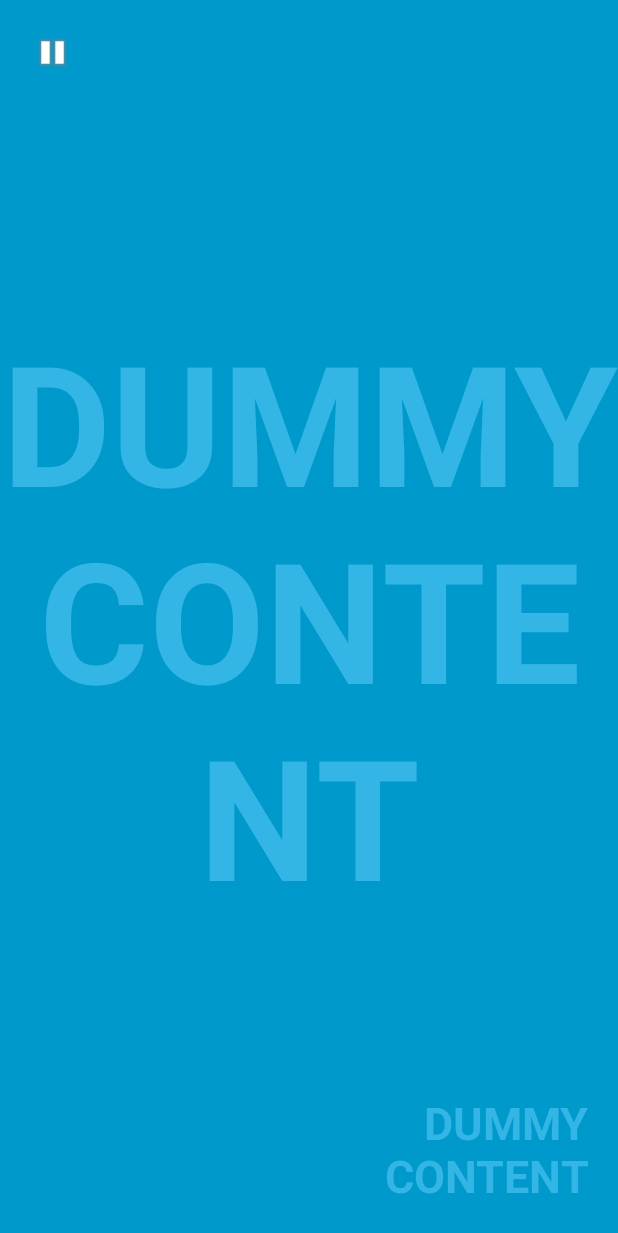
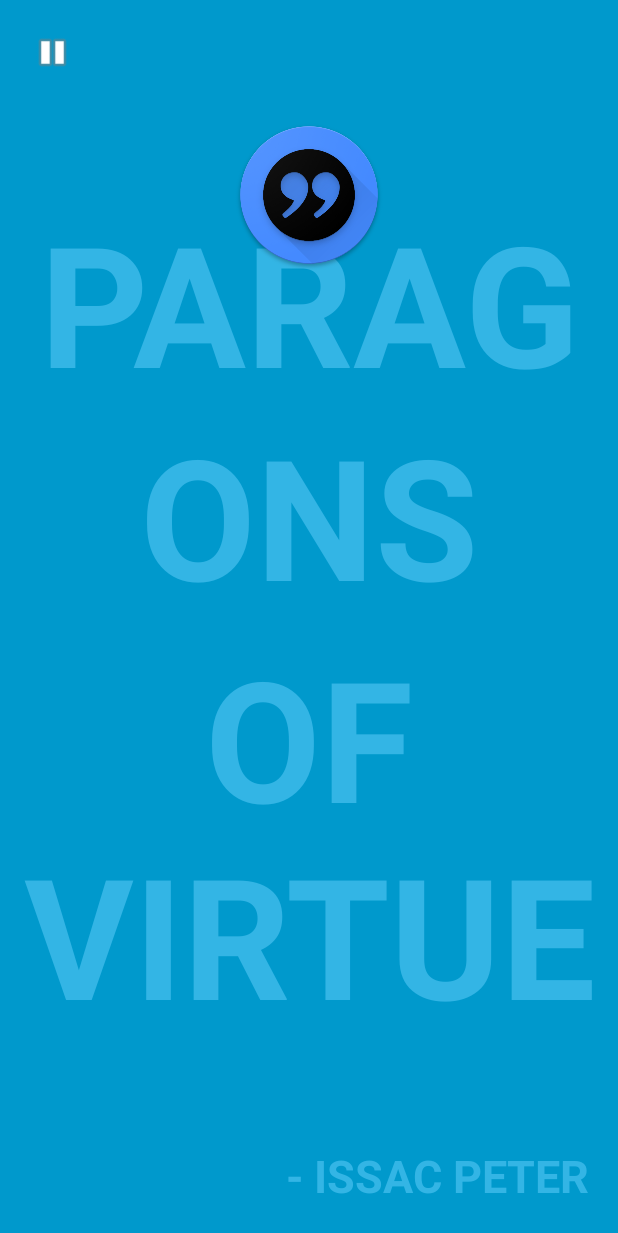
Before and after one commit to issacpeter/DailyQuotes, an Android app: the screen it shows after launch (FullscreenActivity), on a phone screen of 412 x 824 dp. Shown: the top 1233 px of the screen. Run offline under Robolectric (Android 15) with nearby library versions, the phone set to English and light mode, and no system bars.

Commit message:
QuotesImage url Added

```diff
--- a/app/src/main/java/com/issacpeter/dailyquotes/ApiUtils.java
+++ b/app/src/main/java/com/issacpeter/dailyquotes/ApiUtils.java
@@ -11,9 +11,14 @@ import com.issacpeter.dailyquotes.remote.RetrofitClient;
 
 public class ApiUtils {
 
-    public static final String BASE_URL = "https://andruxnet-random-famous-quotes.p.mashape.com";
+    public static final String BASE_URL_QUOTES = "https://andruxnet-random-famous-quotes.p.mashape.com";
 
     public static QuotesService getQuotesService() {
-        return RetrofitClient.getClient(BASE_URL).create(QuotesService.class);
+        return RetrofitClient.getClient(BASE_URL_QUOTES).create(QuotesService.class);
+    }
+    public static final String BASE_URL_BG = "https://source.unsplash.com/random/720x1280";
+
+    public static QuotesService getQuotesBGService() {
+        return RetrofitClient.getClient(BASE_URL_BG).create(QuotesService.class);
     }
 }
--- a/app/src/main/java/com/issacpeter/dailyquotes/FullscreenActivity.java
+++ b/app/src/main/java/com/issacpeter/dailyquotes/FullscreenActivity.java
@@ -33,12 +33,12 @@ public class FullscreenActivity extends AppCompatActivity {
     String cat;
     int count;
     boolean isPlaying=false;
-    QuotesService mService;
+    QuotesService mService, mServiceBG;
     String quote, author, category;
     static int r, g, b;
 
     private TextView mContentView, mBottomContent;
-    private ImageView mPlayButton;
+    private ImageView mPlayButton, icon;
     private View mContainer;
 
     @Override
@@ -51,6 +51,7 @@ public class FullscreenActivity extends AppCompatActivity {
         cat = "famous";
         count = 1;
         mService = ApiUtils.getQuotesService();
+        mServiceBG = ApiUtils.getQuotesBGService();
 
         // Hide UI first
         ActionBar actionBar = getSupportActionBar();
@@ -65,6 +66,7 @@ public class FullscreenActivity extends AppCompatActivity {
         mContainer = findViewById(R.id.container);
         mContentView = (TextView) findViewById(R.id.fullscreen_content);
         mPlayButton = (ImageView) findViewById(R.id.play);
+        icon = (ImageView) findViewById(R.id.icon);
 
         mContentView.setSystemUiVisibility(View.SYSTEM_UI_FLAG_LOW_PROFILE
                 | View.SYSTEM_UI_FLAG_FULLSCREEN
@@ -74,13 +76,14 @@ public class FullscreenActivity extends AppCompatActivity {
                 | View.SYSTEM_UI_FLAG_HIDE_NAVIGATION);
         mBottomContent = (TextView) findViewById(R.id.bottom_content);
 
-        getQuotes(cat, count);
+//        getQuotes(cat, count);
         // Set up the user interaction to manually show or hide the system UI.
         mContentView.setOnClickListener(new View.OnClickListener() {
             @Override
             public void onClick(View view) {
 //                toggle();
                 getQuotes(cat, count);
+                getQuotesBG();
             }
         });
 
@@ -108,6 +111,7 @@ public class FullscreenActivity extends AppCompatActivity {
             @Override
             public void onResponse(Call<QuotesListResponse> call, Response<QuotesListResponse> response) {
                 if(response.isSuccessful()) {
+                    icon.setVisibility(View.GONE);
                     quote = response.body().getQuote();
                     author = response.body().getAuthor();
                     mContentView.setText("\""+quote+"\"");
@@ -142,6 +146,47 @@ public class FullscreenActivity extends AppCompatActivity {
         return q;
     }
 
+    public QuotesListResponse getQuotesBG(){
+
+        mServiceBG.getQuotesBG().enqueue(new Callback<QuotesListResponse>() {
+            @Override
+            public void onResponse(Call<QuotesListResponse> call, Response<QuotesListResponse> response) {
+                if(response.isSuccessful()) {
+//                    icon.setVisibility(View.GONE);
+//                    quote = response.body().getQuote();
+//                    author = response.body().getAuthor();
+//                    mContentView.setText("\""+quote+"\"");
+//                    mBottomContent.setText("-"+author);
+//                    mContainer.setBackgroundColor(getColor());
+//                    mContentView.setTextColor(getContrastColor());
+//                    mBottomContent.setTextColor(getContrastColor());
+                    /*
+                    if (page==1) {
+                        mAdapter.updateProducts(response.body().getData());
+                    } else {
+                        mAdapter.addProducts(response.body().getData());
+                    }*/
+                    Log.d("FullScreenActivity BG", "quotes loaded from API\n"+response.body());
+//                    Toast.makeText(FullscreenActivity.this, "quotes loaded from API", Toast.LENGTH_SHORT).show();
+
+                }else {
+                    int statusCode  = response.code();
+                    Log.v("Notsuccessful  BG ", response.toString());
+                    Toast.makeText(FullscreenActivity.this, "Notsuccessful response BG "+response, Toast.LENGTH_SHORT).show();
+                    // handle request errors depending on status code
+                }
+            }
+
+            @Override
+            public void onFailure(Call<QuotesListResponse> call, Throwable t) {
+
+                Log.d("FullScreenActivity BG ", "error loading from API "+t);
+                t.printStackTrace();
+            }
+        });
+        return q;
+    }
+
     public int getColor(){
         // generate the random integers for r, g and b value
         Random rand = new Random();
--- a/app/src/main/java/com/issacpeter/dailyquotes/remote/QuotesService.java
+++ b/app/src/main/java/com/issacpeter/dailyquotes/remote/QuotesService.java
@@ -27,4 +27,9 @@ public interface QuotesService {
     @GET("/")
     Call<QuotesListResponse> getQuotes(@Query("cat") String cat, @Query("count") int count);
 
+
+    @Headers({"Accept: application/json"})
+    @GET("/")
+    Call<QuotesListResponse> getQuotesBG();
+
 }
--- a/app/src/main/res/layout/activity_fullscreen.xml
+++ b/app/src/main/res/layout/activity_fullscreen.xml
@@ -26,7 +26,7 @@
         android:layout_height="match_parent"
         android:gravity="bottom|right"
         android:keepScreenOn="true"
-        android:text="@string/dummy_content"
+        android:text="@string/bottom_content"
         android:textColor="#33b5e5"
         android:textSize="30sp"
         android:textStyle="bold"
@@ -40,4 +40,12 @@
         android:layout_margin="20dp"
 
         />
+    <ImageView
+        android:id="@+id/icon"
+        android:layout_width="100dp"
+        android:layout_height="100dp"
+        android:src="@drawable/icon"
+        android:layout_marginTop="80dp"
+        android:layout_gravity="center|top"
+        />
 </FrameLayout>
--- a/app/src/main/res/values/strings.xml
+++ b/app/src/main/res/values/strings.xml
@@ -1,6 +1,7 @@
 <resources>
-    <string name="app_name">DailyQuotes</string>
+    <string name="app_name">Paragons Of Virtue</string>
 
     <string name="dummy_button">NEXT</string>
-    <string name="dummy_content">DUMMY\nCONTENT</string>
+    <string name="dummy_content">PARAGONS\nOF\nVIRTUE</string>
+    <string name="bottom_content">- ISSAC PETER</string>
 </resources>
```
Also changed, not shown: app/src/main/res/drawable/icon.png (added), app/src/main/res/mipmap-hdpi/ic_launcher.png, app/src/main/res/mipmap-mdpi/ic_launcher.png, app/src/main/res/mipmap-xhdpi/ic_launcher.png, app/src/main/res/mipmap-xxhdpi/ic_launcher.png, app/src/main/res/mipmap-xxxhdpi/ic_launcher.png, 2 other files.
